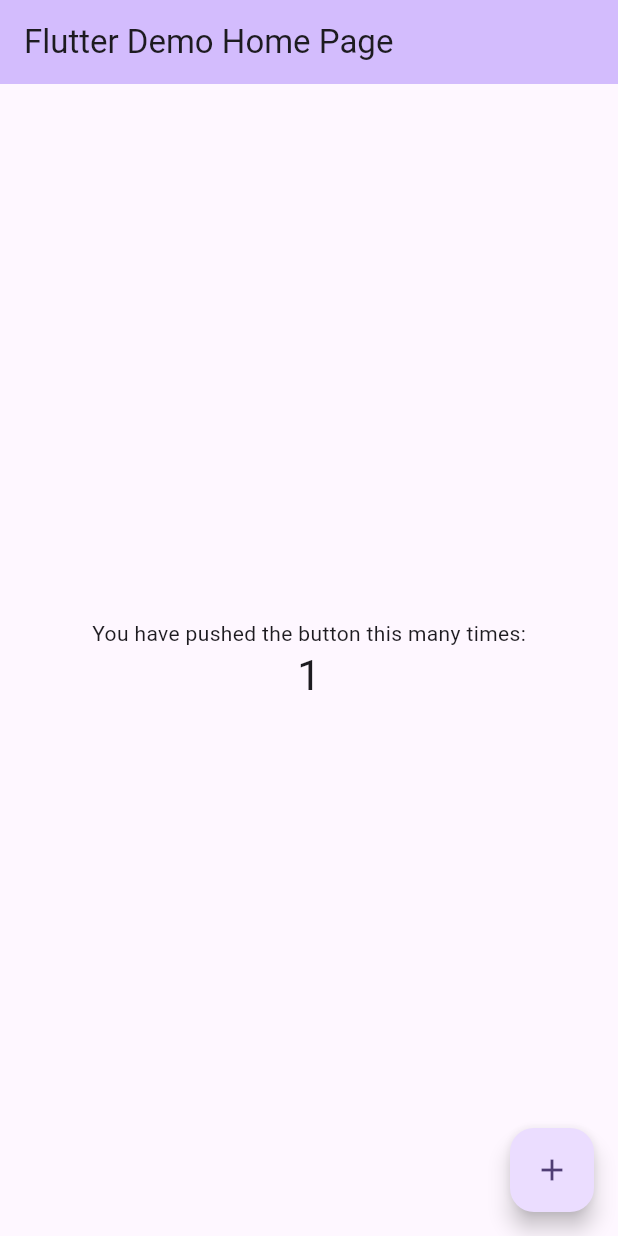
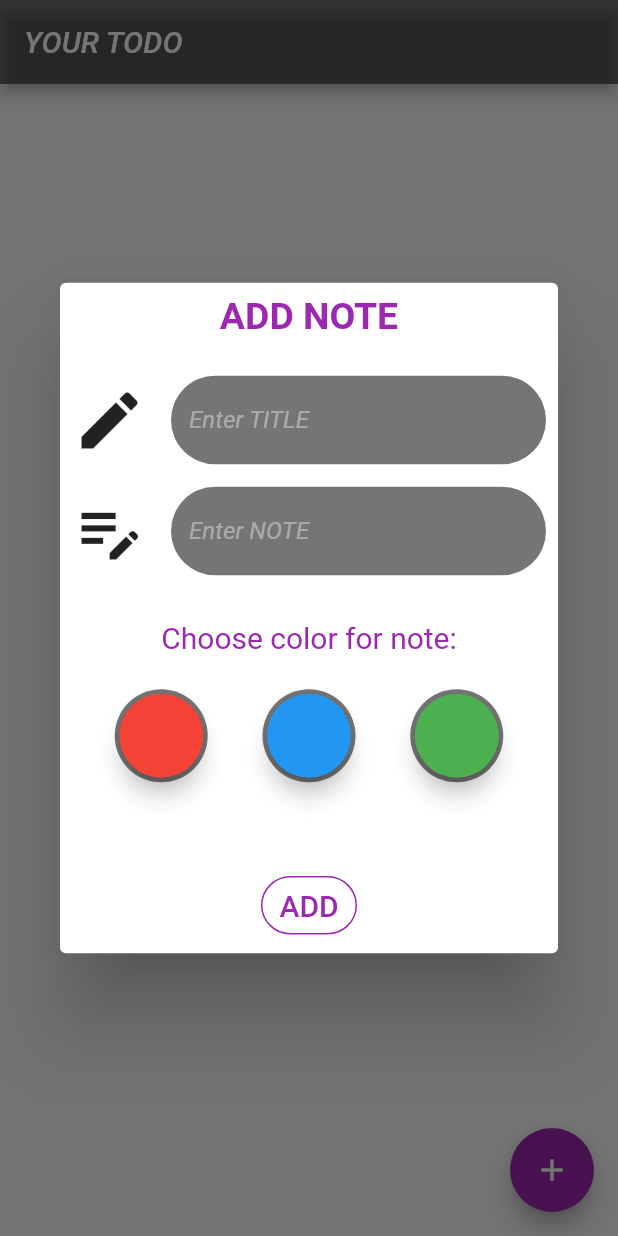
Before and after one commit to EugeniusStrong/you_todo_homework, a Flutter app: the screen it shows after launch, after a tap on the "add" icon, on a phone screen of 412 x 824 dp. Run offline on Flutter 3.47's test engine with Material 2 defaults, Android fonts, the phone set to English and light mode, and no system bars; our stand-ins replace equatable, flutter_bloc, sqflite; accounts and stored records are empty.

Commit message:
Created screen for notes

```diff
--- a/lib/main.dart
+++ b/lib/main.dart
@@ -1,69 +1,32 @@
 import 'package:flutter/material.dart';
+import 'package:flutter_bloc/flutter_bloc.dart';
+import 'package:you_todo_homework/pages/start_page.dart';
+
+import 'bloc/notes_bloc.dart';
+import 'bloc/notes_event.dart';
 
 void main() {
   runApp(const MyApp());
 }
 
 class MyApp extends StatelessWidget {
-  const MyApp({super.key});
+  const MyApp({Key? key}) : super(key: key);
 
   @override
   Widget build(BuildContext context) {
     return MaterialApp(
-      title: 'Flutter Demo',
-      theme: ThemeData(
-        colorScheme: ColorScheme.fromSeed(seedColor: Colors.deepPurple),
-        useMaterial3: true,
-      ),
-      home: const MyHomePage(title: 'Flutter Demo Home Page'),
-    );
+        title: 'Flutter BLOC + SQL',
+        theme: ThemeData(
+          colorScheme: ColorScheme.fromSwatch().copyWith(
+            primary: Colors.black54,
+            secondary: Colors.purple,
+          ),
+          textTheme:
+              const TextTheme(bodyMedium: TextStyle(color: Colors.purple)),
+        ),
+        home: BlocProvider<NotesBloc>(
+          create: (context) => NotesBloc()..add(NotesAppStarted()),
+          child: const StartScreen(),
+        ));
   }
 }
-
-class MyHomePage extends StatefulWidget {
-  const MyHomePage({super.key, required this.title});
-
-  final String title;
-
-  @override
-  State<MyHomePage> createState() => _MyHomePageState();
-}
-
-class _MyHomePageState extends State<MyHomePage> {
-  int _counter = 0;
-
-  void _incrementCounter() {
-    setState(() {
-      _counter++;
-    });
-  }
-
-  @override
-  Widget build(BuildContext context) {
-    return Scaffold(
-      appBar: AppBar(
-        backgroundColor: Theme.of(context).colorScheme.inversePrimary,
-        title: Text(widget.title),
-      ),
-      body: Center(
-        child: Column(
-          mainAxisAlignment: MainAxisAlignment.center,
-          children: <Widget>[
-            const Text(
-              'You have pushed the button this many times:',
-            ),
-            Text(
-              '$_counter',
-              style: Theme.of(context).textTheme.headlineMedium,
-            ),
-          ],
-        ),
-      ),
-      floatingActionButton: FloatingActionButton(
-        onPressed: _incrementCounter,
-        tooltip: 'Increment',
-        child: const Icon(Icons.add),
-      ),
-    );
-  }
-}
--- /dev/null
+++ b/lib/pages/start_page.dart
@@ -0,0 +1,284 @@
+import 'package:flutter/material.dart';
+import 'package:flutter_bloc/flutter_bloc.dart';
+
+import '../bloc/notes_bloc.dart';
+import '../bloc/notes_event.dart';
+import '../bloc/notes_state.dart';
+
+class StartScreen extends StatefulWidget {
+  const StartScreen({Key? key}) : super(key: key);
+
+  @override
+  State<StartScreen> createState() => _StartScreenState();
+}
+
+class _StartScreenState extends State<StartScreen> {
+  final _noteNameController = TextEditingController();
+  final _titleNameController = TextEditingController();
+  Color? _selectedColor;
+
+  static const colorRed = Color(0xFFF44336);
+  static const colorBlue = Color(0xFF2196F3);
+  static const colorGreen = Color(0xFF4CAF50);
+
+  @override
+  Widget build(BuildContext context) {
+    final screenBloc = BlocProvider.of<NotesBloc>(context);
+
+    return Scaffold(
+      appBar: AppBar(
+        title: const Text(
+          'YOUR TODO',
+          style: TextStyle(fontStyle: FontStyle.italic, fontSize: 20),
+        ),
+      ),
+      body: BlocBuilder<NotesBloc, NotesState>(
+        builder: (context, state) {
+          if (state is NotesLoadSuccess) {
+            if (state.todoList.isEmpty) {
+              return const Center(
+                child: Column(
+                  mainAxisAlignment: MainAxisAlignment.center,
+                  children: [
+                    Icon(
+                      Icons.create,
+                      size: 100,
+                      color: Colors.black54,
+                    ),
+                    Text(
+                      'To add a note press +',
+                      style: TextStyle(fontSize: 30),
+                    ),
+                  ],
+                ),
+              );
+            }
+            return ListView.builder(
+              itemCount: state.todoList.length,
+              itemBuilder: (BuildContext context, int index) {
+                final itemData = state.todoList[index];
+                return Dismissible(
+                  key: Key(itemData.id.toString()),
+                  child: Card(
+                    color: itemData.color,
+                    child: ListTile(
+                      title: TextButton(
+                        onPressed: () {
+                          _showInputForm(
+                            context,
+                            () => screenBloc.add(
+                              NotesUpdateRequested(
+                                note: _noteNameController.text,
+                                title: _titleNameController.text,
+                                originalNote: itemData,
+                                color: _selectedColor,
+                              ),
+                            ),
+                            title: itemData.title,
+                            note: itemData.note,
+                            color: itemData.color,
+                            titleInput: 'UPDATE NOTE',
+                            buttonText: 'UPDATE',
+                          );
+                        },
+                        child: Text(
+                          itemData.note,
+                          style: const TextStyle(
+                              fontSize: 30,
+                              color: Colors.black,
+                              fontWeight: FontWeight.bold),
+                        ),
+                      ),
+                      subtitle: Text(
+                        itemData.title,
+                        style: const TextStyle(
+                            fontSize: 20, color: Colors.black87),
+                      ),
+                      trailing: IconButton(
+                        icon: const Icon(Icons.delete_sweep_outlined,
+                            color: Colors.black54),
+                        onPressed: () {
+                          _onDelete(context, itemData.id);
+                        },
+                      ),
+                    ),
+                  ),
+                  onDismissed: (direction) {
+                    _onDelete(context, itemData.id);
+                  },
+                );
+              },
+            );
+          } else {
+            return const Center(
+              child: CircularProgressIndicator(),
+            );
+          }
+        },
+      ),
+      floatingActionButton: FloatingActionButton(
+        onPressed: () {
+          _showInputForm(
+            context,
+            () => screenBloc.add(
+              NotesCreatedRequested(
+                  note: _noteNameController.text,
+                  title: _titleNameController.text,
+                  color: _selectedColor),
+            ),
+            titleInput: 'ADD NOTE',
+            buttonText: 'ADD',
+          );
+        },
+        child: const Icon(
+          Icons.add,
+          color: Colors.white,
+        ),
+      ),
+    );
+  }
+
+  void _onDelete(BuildContext context, int id) {
+    BlocProvider.of<NotesBloc>(context).add(NotesDeleteRequested(id));
+  }
+
+  void _showInputForm(BuildContext context, VoidCallback onButtonPressed,
+      {String? title,
+      String? note,
+      Color? color,
+      required String titleInput,
+      required String buttonText}) {
+    _titleNameController.text = title ?? '';
+    _noteNameController.text = note ?? '';
+    _selectedColor = color;
+
+    showDialog<void>(
+      context: context,
+      builder: (BuildContext context) => StatefulBuilder(
+          builder: (BuildContext context, StateSetter setState) {
+        return Dialog(
+          child: Padding(
+            padding: const EdgeInsets.all(8.0),
+            child: Column(
+              mainAxisSize: MainAxisSize.min,
+              mainAxisAlignment: MainAxisAlignment.center,
+              children: <Widget>[
+                Text(
+                  titleInput,
+                  style: const TextStyle(
+                      color: Colors.purple,
+                      fontSize: 25,
+                      fontWeight: FontWeight.bold),
+                ),
+                const SizedBox(height: 25),
+                TextField(
+                  controller: _noteNameController,
+                  cursorColor: Colors.white,
+                  style: const TextStyle(color: Colors.white),
+                  decoration: const InputDecoration(
+                    hintText: 'Enter TITLE',
+                    hintStyle: TextStyle(
+                        color: Colors.white38, fontStyle: FontStyle.italic),
+                    filled: true,
+                    fillColor: Colors.black54,
+                    border: OutlineInputBorder(
+                        borderRadius: BorderRadius.all(
+                          Radius.circular(30.0),
+                        ),
+                        borderSide: BorderSide.none),
+                    icon: Icon(
+                      Icons.create,
+                      color: Colors.black87,
+                      size: 50.0,
+                    ),
+                  ),
+                ),
+                const SizedBox(height: 15),
+                TextField(
+                  cursorColor: Colors.black54,
+                  style: const TextStyle(color: Colors.white),
+                  decoration: const InputDecoration(
+                    hintText: 'Enter NOTE',
+                    hintStyle: TextStyle(
+                        color: Colors.white38, fontStyle: FontStyle.italic),
+                    filled: true,
+                    fillColor: Colors.black54,
+                    border: OutlineInputBorder(
+                        borderRadius: BorderRadius.all(
+                          Radius.circular(30.0),
+                        ),
+                        borderSide: BorderSide.none),
+                    icon: Icon(
+                      Icons.edit_note_outlined,
+                      color: Colors.black87,
+                      size: 50.0,
+                    ),
+                  ),
+                  controller: _titleNameController,
+                ),
+                const SizedBox(height: 30),
+                const Text(
+                  'Choose color for note:',
+                  style: TextStyle(fontSize: 20),
+                ),
+                const SizedBox(height: 15),
+                Row(
+                  mainAxisAlignment: MainAxisAlignment.spaceEvenly,
+                  children: [
+                    _buildColorButton(colorRed, (color) {
+                      setState(() => _selectedColor = color);
+                    }),
+                    _buildColorButton(colorBlue, (color) {
+                      setState(() => _selectedColor = color);
+                    }),
+                    _buildColorButton(colorGreen, (color) {
+                      setState(() => _selectedColor = color);
+                    }),
+                  ],
+                ),
+                const SizedBox(height: 50),
+                TextButton(
+                  onPressed: () {
+                    onButtonPressed();
+                    Navigator.pop(context);
+                  },
+                  style: ButtonStyle(
+                    foregroundColor: MaterialStateProperty.all(Colors.purple),
+                    backgroundColor: MaterialStateProperty.all(Colors.white),
+                    shape: MaterialStateProperty.all<RoundedRectangleBorder>(
+                      RoundedRectangleBorder(
+                          borderRadius: BorderRadius.circular(20),
+                          side: const BorderSide(color: Colors.purple)),
+                    ),
+                  ),
+                  child: Text(
+                    buttonText,
+                    style: const TextStyle(fontSize: 20),
+                  ),
+                ),
+              ],
+            ),
+          ),
+        );
+      }),
+    );
+  }
+
+  Widget _buildColorButton(Color color, ValueChanged<Color> onSelect) {
+    return Container(
+      decoration: const BoxDecoration(
+        shape: BoxShape.circle,
+        color: Colors.black54,
+      ),
+      margin: const EdgeInsets.all(8),
+      padding: const EdgeInsets.all(3),
+      child: FloatingActionButton(
+        onPressed: () {
+          onSelect(color);
+        },
+        backgroundColor: color,
+        child: color == _selectedColor ? const Icon(Icons.done) : null,
+      ),
+    );
+  }
+}
```
